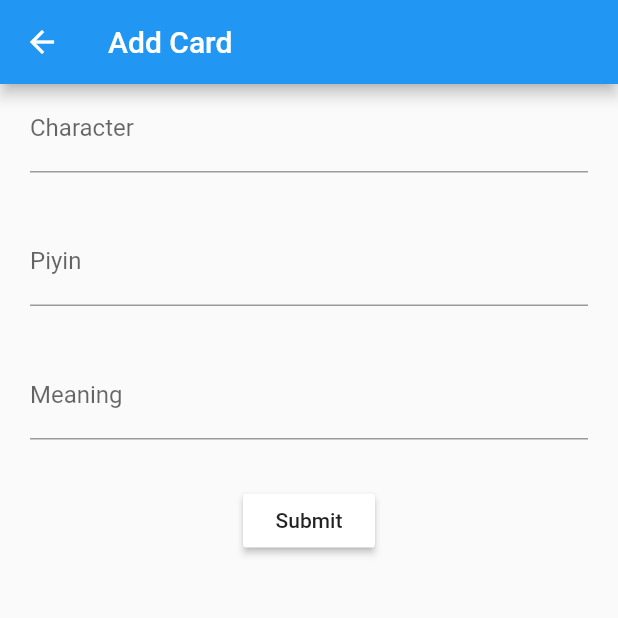
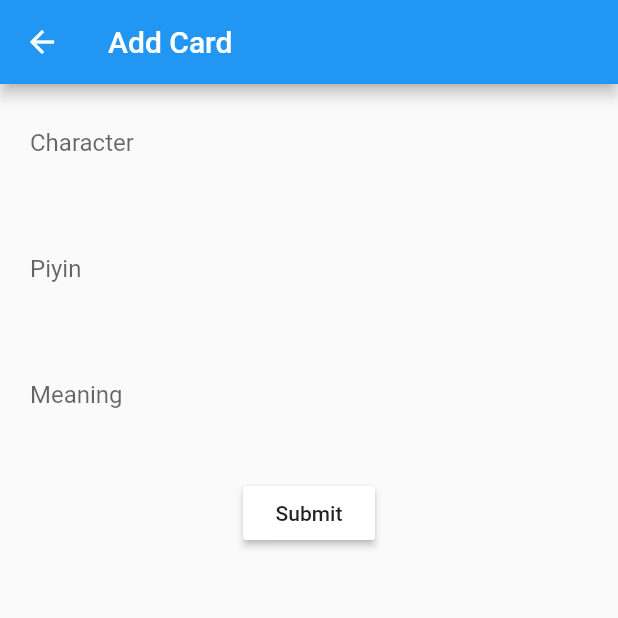
Before and after one commit to Rrojaski/remi-flutter, a Flutter app: the screen it shows after launch, item 2 of the bottom bar chosen, on a phone screen of 412 x 824 dp, the top half of it. Run offline on Flutter 3.47's test engine with Material 2 defaults, Android fonts, the phone set to English and light mode, and no system bars; our stand-ins replace cloud_firestore, firebase_core, flutter_colorpicker; accounts and stored records are empty.

```diff
--- a/lib/screens/add_card/add_card.dart
+++ b/lib/screens/add_card/add_card.dart
@@ -59,7 +59,7 @@ class AddCardState extends State<AddCardScreen> {
         appBar: getPrimaryAppBar("Add Card"),
         body: Container(
           child: Container(
-            margin: EdgeInsets.symmetric(horizontal: 20.0),
+            margin: EdgeInsets.symmetric(vertical: 10.0, horizontal: 20.0),
             width: double.infinity,
             height: 450.0,
             child: Column(
@@ -68,26 +68,29 @@ class AddCardState extends State<AddCardScreen> {
               children: <Widget>[
                 Column(children: <Widget>[
                   Container(
-                      margin: const EdgeInsets.only(bottom: 30),
+                      margin: const EdgeInsets.only(bottom: 25),
                       child: TextFormField(
                         controller: characterControler,
                         decoration: const InputDecoration(
+                          border: InputBorder.none,
                           labelText: 'Character',
                         ),
                       )),
                   Container(
-                      margin: const EdgeInsets.only(bottom: 30),
+                      margin: const EdgeInsets.only(bottom: 25),
                       child: TextFormField(
                         controller: piyinControler,
                         decoration: const InputDecoration(
+                          border: InputBorder.none,
                           labelText: 'Piyin',
                         ),
                       )),
                   Container(
-                      margin: const EdgeInsets.only(bottom: 30),
+                      margin: const EdgeInsets.only(bottom: 25),
                       child: TextFormField(
                         controller: meaningControler,
                         decoration: const InputDecoration(
+                          border: InputBorder.none,
                           labelText: 'Meaning',
                         ),
                       )),
--- a/lib/screens/study/components/card_1.dart
+++ b/lib/screens/study/components/card_1.dart
@@ -40,16 +40,18 @@ class Card1State extends State<Card1> {
                 ),
                 Column(children: <Widget>[
                   Container(
-                      margin: const EdgeInsets.only(bottom: 30),
+                      margin: const EdgeInsets.only(bottom: 25),
                       child: TextFormField(
                         decoration: const InputDecoration(
+                          border: InputBorder.none,
                           hintText: 'Piyin',
                         ),
                       )),
                   Container(
-                      margin: const EdgeInsets.only(bottom: 30),
+                      margin: const EdgeInsets.only(bottom: 25),
                       child: TextFormField(
                         decoration: const InputDecoration(
+                          border: InputBorder.none,
                           hintText: 'Meaning',
                         ),
                       )),
```
Also changed, not shown: lib/screens/study/components/card_2.dart (+37 -15 lines).
